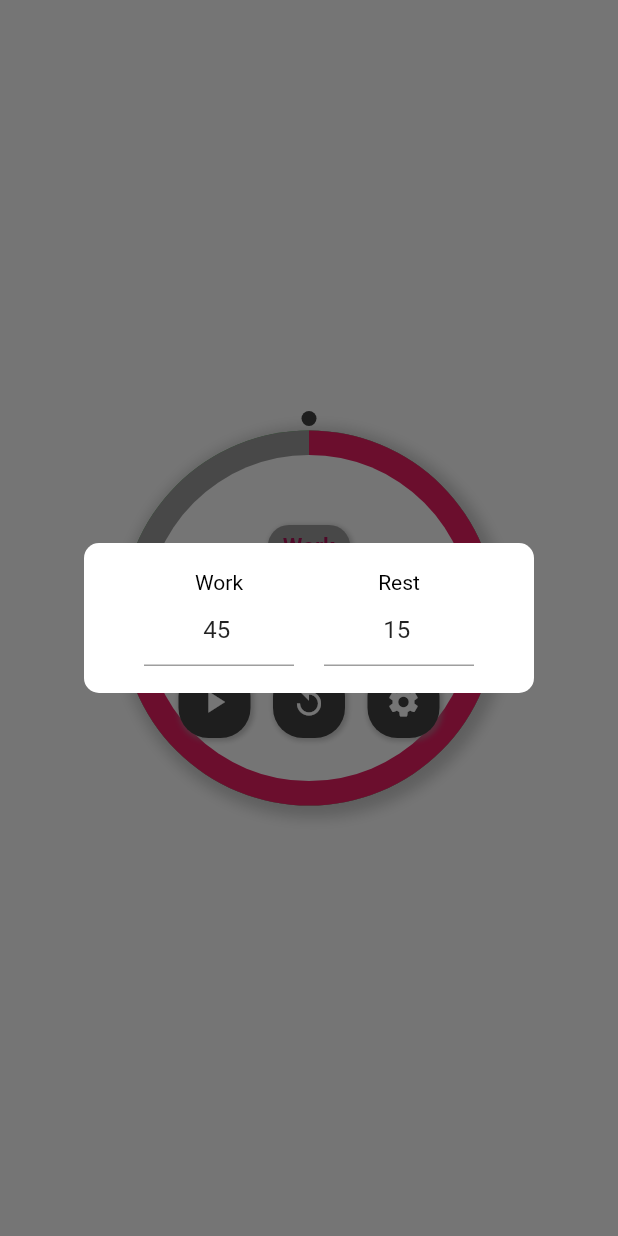
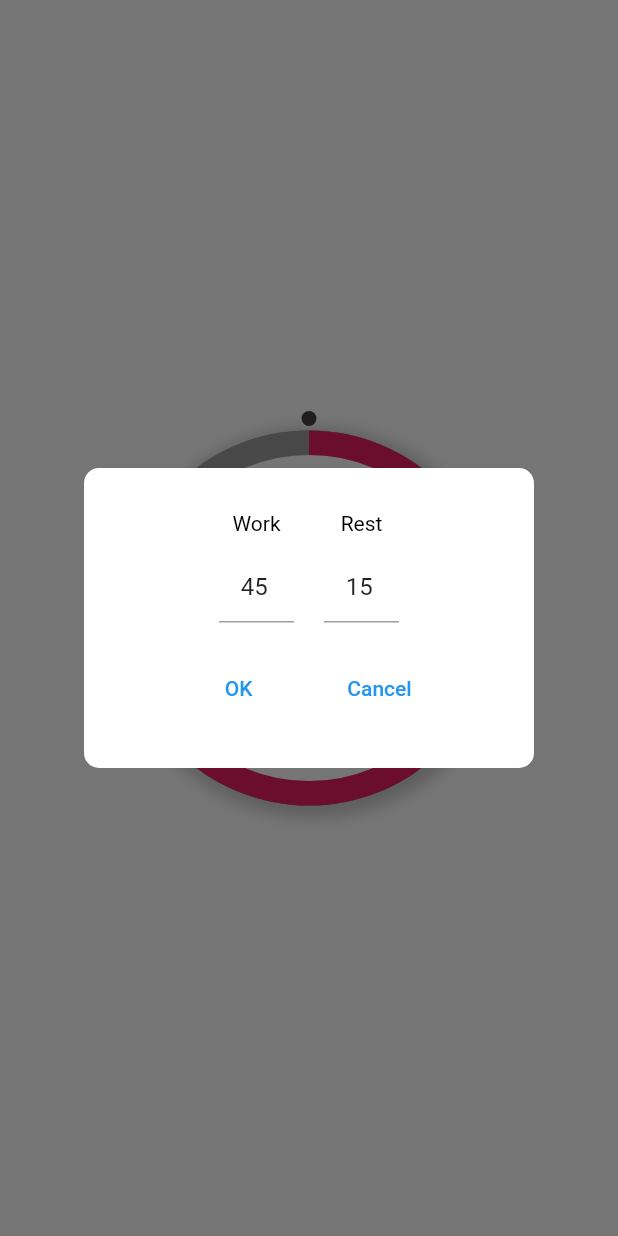
Before and after one commit to pouz/flutter_rest_timer, a Flutter app: the screen it shows after launch, after a tap on the "settings" icon, on a phone screen of 412 x 824 dp. Run offline on Flutter 3.47's test engine with Material 2 defaults, Android fonts, the phone set to English and light mode, and no system bars; our stand-ins replace audioplayers, go_router; missing offline and left inert: window_size.

Commit message:
dialog finish

```diff
--- a/lib/screen/rest_screen.dart
+++ b/lib/screen/rest_screen.dart
@@ -30,8 +30,10 @@ class _RestScreenState extends State<RestScreen> with TickerProviderStateMixin {
 
   @override
   void initState() {
-    _workTextEditorController = TextEditingController(text: '45');
-    _restTextEditorController = TextEditingController(text: '15');
+    _workTextEditorController =
+        TextEditingController(text: (work ~/ 60).toString());
+    _restTextEditorController =
+        TextEditingController(text: (rest ~/ 60).toString());
     // for alarm
     _player = AudioPlayer();
     // event on a sce
@@ -144,15 +146,15 @@ class _RestScreenState extends State<RestScreen> with TickerProviderStateMixin {
                 return TimeSetModal(
                   workController: _workTextEditorController,
                   restController: _restTextEditorController,
-                  onChangedWorkTime: (value) {
+                  onTapOK: (workMin, restMin) {
                     setState(() {
-                      work = int.parse(value) * 60;
+                      if (workMin == '' || restMin == '') {
+                        workMin = '0';
+                        restMin = '0';
+                      }
+                      work = int.parse(workMin) * 60;
+                      rest = int.parse(restMin) * 60;
                       _workingSec = work;
-                    });
-                  },
-                  onChangedRestTime: (value) {
-                    setState(() {
-                      rest = int.parse(value) * 60;
                       _restSec = rest;
                     });
                   },
@@ -203,8 +205,8 @@ class _RestScreenState extends State<RestScreen> with TickerProviderStateMixin {
   }
 
   void _countSeconds(Timer t) {
+    if (!_isRunning) return;
     setState(() {
-      if (!_isRunning) return;
       if (_workingSec <= 0 && _isWorking == true) {
         _isWorking = false;
         _player.play(AssetSource('working_end.mp3'));
--- a/lib/screen/widget/modals/time_set_modal.dart
+++ b/lib/screen/widget/modals/time_set_modal.dart
@@ -4,57 +4,86 @@ import 'package:flutter/services.dart';
 class TimeSetModal extends StatelessWidget {
   const TimeSetModal({
     super.key,
-    required this.onChangedWorkTime,
-    required this.onChangedRestTime,
     required this.workController,
     required this.restController,
+    required this.onTapOK,
   });
 
-  final void Function(String) onChangedWorkTime;
-  final void Function(String) onChangedRestTime;
   final TextEditingController workController;
   final TextEditingController restController;
+  final void Function(String, String) onTapOK;
 
   @override
   Widget build(BuildContext context) {
     return Center(
       child: Container(
-        height: 100,
+        height: 200,
         width: 300,
         decoration: BoxDecoration(
           color: Colors.white,
           borderRadius: BorderRadius.circular(10),
         ),
-        child: Row(
+        child: Column(
+          mainAxisAlignment: MainAxisAlignment.center,
+          crossAxisAlignment: CrossAxisAlignment.center,
+          children: [
+            Row(
               mainAxisAlignment: MainAxisAlignment.center,
               crossAxisAlignment: CrossAxisAlignment.center,
               children: [
                 _pickNumber(
                   title: 'Work',
                   controller: workController,
-              onChanged: onChangedWorkTime,
                 ),
                 const SizedBox(width: 20),
                 _pickNumber(
                   title: 'Rest',
                   controller: restController,
-              onChanged: onChangedRestTime,
                 ),
+              ],
+            ),
+            const SizedBox(height: 20),
+            _okCancelButtons(context),
           ],
         ),
       ),
     );
   }
 
+  Widget _okCancelButtons(BuildContext context) {
+    return Row(
+      mainAxisAlignment: MainAxisAlignment.center,
+      crossAxisAlignment: CrossAxisAlignment.center,
+      children: [
+        TextButton(
+          onPressed: () {
+            onTapOK(
+              workController.value.text,
+              restController.value.text,
+            );
+            Navigator.pop(context);
+          },
+          child: const Text('OK'),
+        ),
+        const SizedBox(width: 30),
+        TextButton(
+          onPressed: () {
+            Navigator.pop(context);
+          },
+          child: const Text('Cancel'),
+        ),
+      ],
+    );
+  }
+
   Widget _pickNumber({
     required String title,
-    required void Function(String) onChanged,
     required TextEditingController controller,
   }) {
     return Material(
       child: Container(
         color: Colors.white,
-        width: 100,
+        width: 50,
         child: Column(
           mainAxisAlignment: MainAxisAlignment.center,
           crossAxisAlignment: CrossAxisAlignment.center,
@@ -65,14 +94,18 @@ class TimeSetModal extends StatelessWidget {
                 color: Colors.black,
               ),
             ),
+            const SizedBox(height: 10),
             TextField(
               controller: controller,
               textAlign: TextAlign.center,
               keyboardType: TextInputType.number,
+              maxLength: 2,
+              decoration: const InputDecoration(
+                counterText: '',
+              ),
               inputFormatters: [
                 FilteringTextInputFormatter.digitsOnly,
               ],
-              onChanged: onChanged,
             ),
           ],
         ),
```
Lines whose indentation alone changed are shown as unchanged.
